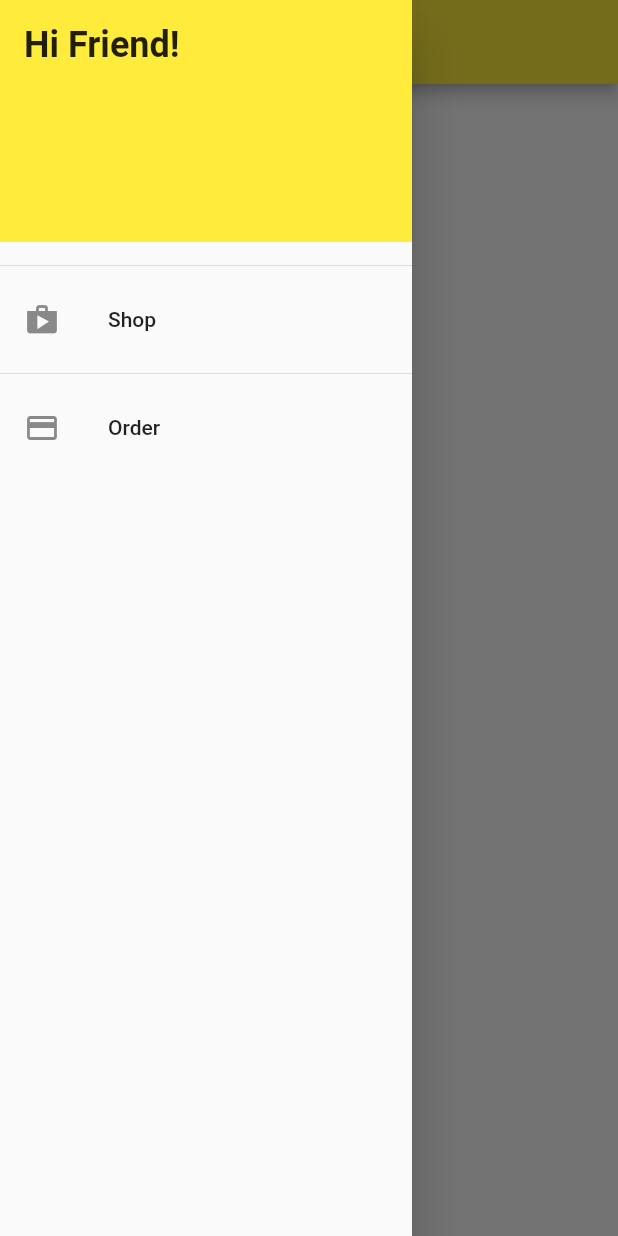
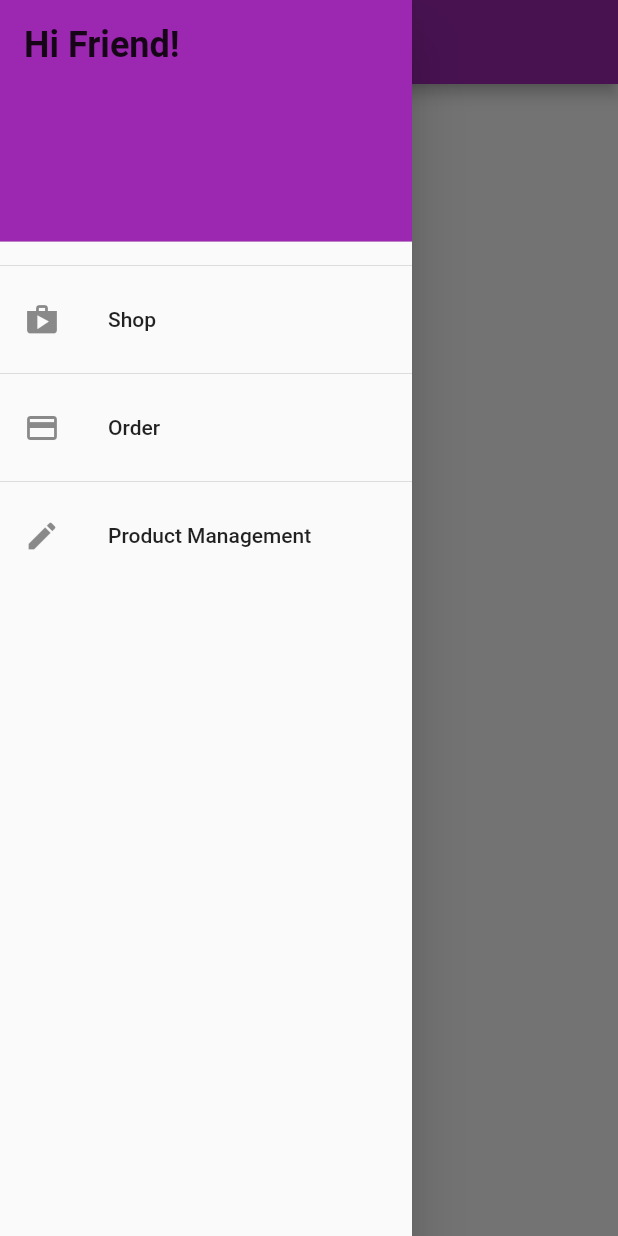
Before and after one commit to Sondev1102/shop_app, a Flutter app: the OrderScreen screen opened by its route, with the side drawer open, on a phone screen of 412 x 824 dp. Run offline on Flutter 3.47's test engine with Material 2 defaults, Android fonts, the phone set to English and light mode, and no system bars; network calls fail.

```diff
--- a/lib/providers/products.dart
+++ b/lib/providers/products.dart
@@ -1,43 +1,84 @@
+import 'dart:convert';
+
 import 'package:flutter/material.dart';
 import 'package:shop_app/providers/product.dart';
+import 'package:shop_app/server/server.dart';
 
 class Products with ChangeNotifier {
-  final List<Product> _products = [
-    Product(
-      id: 'p1',
-      title: 'Red Shirt',
-      description: 'A red shirt - it is pretty red!',
-      price: 29.99,
-      imageUrl:
-          'https://cdn.pixabay.com/photo/2016/10/02/22/17/red-t-shirt-1710578_1280.jpg',
-    ),
-    Product(
-      id: 'p2',
-      title: 'Trousers',
-      description: 'A nice pair of trousers.',
-      price: 59.99,
-      imageUrl:
-          'https://upload.wikimedia.org/wikipedia/commons/thumb/e/e8/Trousers%2C_dress_%28AM_1960.022-8%29.jpg/512px-Trousers%2C_dress_%28AM_1960.022-8%29.jpg',
-    ),
-    Product(
-      id: 'p3',
-      title: 'Yellow Scarf',
-      description: 'Warm and cozy - exactly what you need for the winter.',
-      price: 19.99,
-      imageUrl:
-          'https://live.staticflickr.com/4043/4438260868_cc79b3369d_z.jpg',
-    ),
-    Product(
-      id: 'p4',
-      title: 'A Pan',
-      description: 'Prepare any meal you want.',
-      price: 49.99,
-      imageUrl:
-          'https://upload.wikimedia.org/wikipedia/commons/thumb/1/14/Cast-Iron-Pan.jpg/1024px-Cast-Iron-Pan.jpg',
-    ),
-  ];
+  static final Server _server = Server();
+  static const String _prefix = 'products.json';
+  List<Product> _products = [];
+  //   Product(
+  //     id: 'p1',
+  //     title: 'Red Shirt',
+  //     description: 'A red shirt - it is pretty red!',
+  //     price: 29.99,
+  //     imageUrl:
+  //         'https://cdn.pixabay.com/photo/2016/10/02/22/17/red-t-shirt-1710578_1280.jpg',
+  //   ),
+  //   Product(
+  //     id: 'p2',
+  //     title: 'Trousers',
+  //     description: 'A nice pair of trousers.',
+  //     price: 59.99,
+  //     imageUrl:
+  //         'https://upload.wikimedia.org/wikipedia/commons/thumb/e/e8/Trousers%2C_dress_%28AM_1960.022-8%29.jpg/512px-Trousers%2C_dress_%28AM_1960.022-8%29.jpg',
+  //   ),
+  //   Product(
+  //     id: 'p3',
+  //     title: 'Yellow Scarf',
+  //     description: 'Warm and cozy - exactly what you need for the winter.',
+  //     price: 19.99,
+  //     imageUrl:
+  //         'https://live.staticflickr.com/4043/4438260868_cc79b3369d_z.jpg',
+  //   ),
+  //   Product(
+  //     id: 'p4',
+  //     title: 'A Pan',
+  //     description: 'Prepare any meal you want.',
+  //     price: 49.99,
+  //     imageUrl:
+  //         'https://upload.wikimedia.org/wikipedia/commons/thumb/1/14/Cast-Iron-Pan.jpg/1024px-Cast-Iron-Pan.jpg',
+  //   ),
+  // ];
 
   List<Product> get products {
     return [..._products];
   }
+
+  Future<void> fetchAndSetProducts() async {
+    final response = await _server.baseGet(_prefix) as Map<String, dynamic>;
+    final List<Product> _loadedProducts = [];
+    response.forEach((prodId, prod) {
+      _loadedProducts.add(
+        Product(
+          id: prodId,
+          title: prod['title'] as String,
+          description: prod['description'] as String,
+          imageUrl: prod['imageUrl'] as String,
+          price: prod['price'] as double,
+        ),
+      );
+    });
+    _products = _loadedProducts;
+    notifyListeners();
+  }
+
+  Future<void> addProduct(Product product) async {
+    await _server.basePost({
+      'title': product.title,
+      'description': product.description,
+      'price': product.price,
+      'isFavorite': product.isFavorite,
+      'imageUrl': product.imageUrl,
+    }, _prefix);
+    await this.fetchAndSetProducts();
+    notifyListeners();
+  }
+
+  Future<void> deleteProduct(String productId, BuildContext context) async {
+    await _server.baseDelete(productId, _prefix, context);
+    await this.fetchAndSetProducts;
+    notifyListeners();
+  }
 }
--- a/lib/widgets/app_drawer.dart
+++ b/lib/widgets/app_drawer.dart
@@ -1,12 +1,14 @@
 import 'package:flutter/material.dart';
 import 'package:shop_app/screens/order_screen.dart';
+import 'package:shop_app/screens/product_management.dart';
 
 class AppDrawer extends StatelessWidget {
   const AppDrawer({super.key});
 
   @override
   Widget build(BuildContext context) {
-    return Drawer(
+    return SafeArea(
+      child: Drawer(
         width: MediaQuery.of(context).size.width * 2 / 3,
         child: ListView(
           children: [
@@ -31,8 +33,16 @@ class AppDrawer extends StatelessWidget {
               title: const Text('Order'),
               onTap: () => Navigator.of(context)
                   .pushReplacementNamed(OrderScreen.routePath),
-          )
+            ),
+            const Divider(),
+            ListTile(
+              leading: const Icon(Icons.edit),
+              title: const Text('Product Management'),
+              onTap: () => Navigator.of(context)
+                  .pushReplacementNamed(ProductManagement.routePath),
+            ),
           ],
+        ),
       ),
     );
   }
--- a/pubspec.yaml
+++ b/pubspec.yaml
@@ -36,6 +36,7 @@ dependencies:
   cupertino_icons: ^1.0.2
   provider: ^6.0.5
   intl: ^0.18.0
+  http: ^0.13.5
 
 dev_dependencies:
   flutter_test:
```
Also changed, not shown: lib/main.dart (+9 -1 lines), lib/providers/loading.dart (added, +19 -0 lines), lib/screens/add_edit_products.dart (added, +255 -0 lines), lib/screens/cart_screen.dart (+27 -0 lines), lib/screens/home_screen.dart (+13 -0 lines), lib/screens/product_management.dart (added, +71 -0 lines), lib/server/server.dart (added, +63 -0 lines), lib/widgets/product_item.dart (+15 -2 lines), pubspec.lock. Lines whose indentation alone changed are shown as unchanged.
